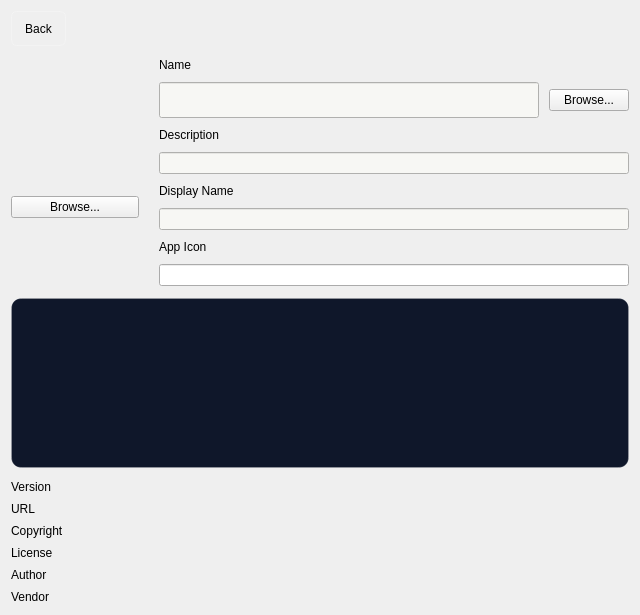
This is ui/settings/AppDetailsWidget.ui in OpenFairWind/FairWindSK as Qt 5 draws it before an edit. The edited form follows.
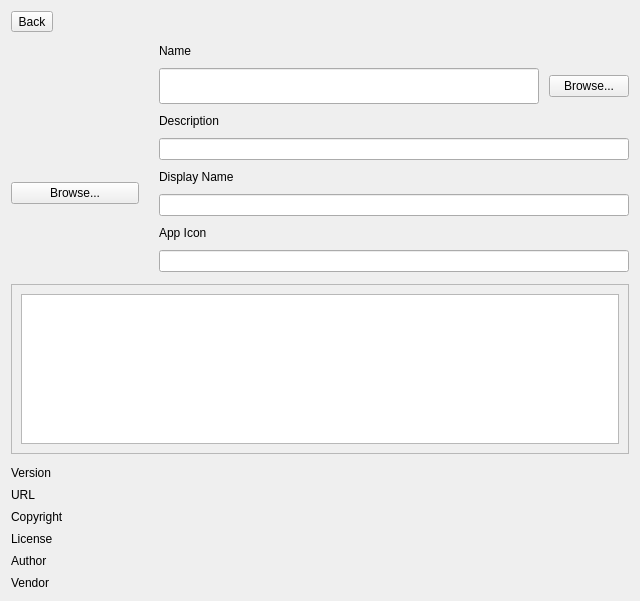
This is the edited form. Icons and pictures are not drawn.

Commit message: Unify marine comfort theme colors

The edit to the form file:
```diff
--- a/ui/settings/AppDetailsWidget.ui
+++ b/ui/settings/AppDetailsWidget.ui
@@ -10,55 +10,6 @@
     <height>520</height>
    </rect>
   </property>
-  <property name="styleSheet">
-   <string notr="true">QToolButton#toolButton_BackToLayout {
- background: transparent;
- border: 1px solid rgba(255, 255, 255, 0.24);
- border-radius: 6px;
- padding: 8px;
-}
-QToolButton#toolButton_BackToLayout:hover {
- background: rgba(255, 255, 255, 0.08);
-}
-QToolButton#toolButton_BackToLayout:pressed {
- background: rgba(255, 255, 255, 0.14);
-}
-QToolButton#toolButton_BackToLayout:disabled {
- color: rgba(255,255,255,0.35);
- border-color: rgba(255,255,255,0.12);
-}
-QLineEdit#lineEdit_Apps_Name,
-QLineEdit#lineEdit_Apps_Description,
-QLineEdit#lineEdit_Apps_DisplayName {
- background: #f7f7f4;
- color: #1f2937;
- selection-background-color: #c7d2fe;
- selection-color: #111827;
-}
-QListWidget#listWidget_Apps_Icons {
- selection-background-color: transparent;
- background: #0f172a;
- color: white;
- border: none;
-}
-QListWidget#listWidget_Apps_Icons::item {
- border: 2px solid transparent;
- border-radius: 8px;
- padding: 4px;
- margin: 2px;
- color: white;
-}
-QListWidget#listWidget_Apps_Icons::item:selected {
- border: 2px solid #2563eb;
- background: rgba(37, 99, 235, 0.18);
- color: white;
-}
-QFrame#frame_AppsIconPicker {
- background: #0f172a;
- border: 1px solid rgba(255, 255, 255, 0.14);
- border-radius: 10px;
-}</string>
-  </property>
   <layout class="QVBoxLayout" name="verticalLayout_DetailsPage">
    <property name="spacing">
     <number>12</number>
```
The commit also changes 28 other files.
